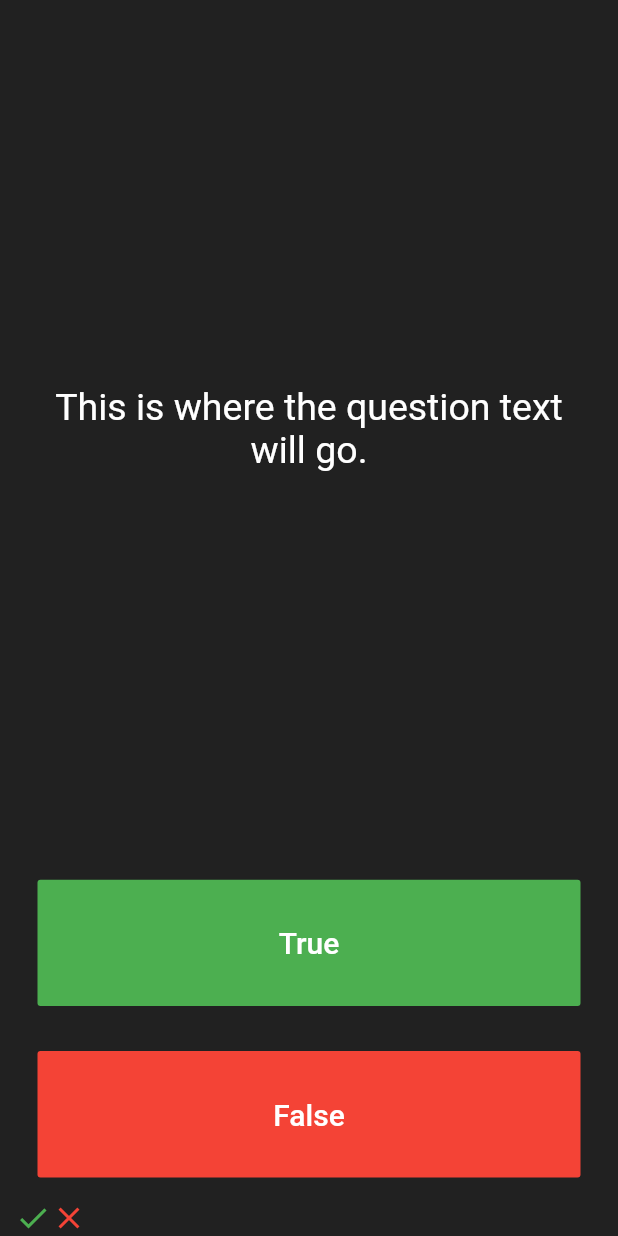
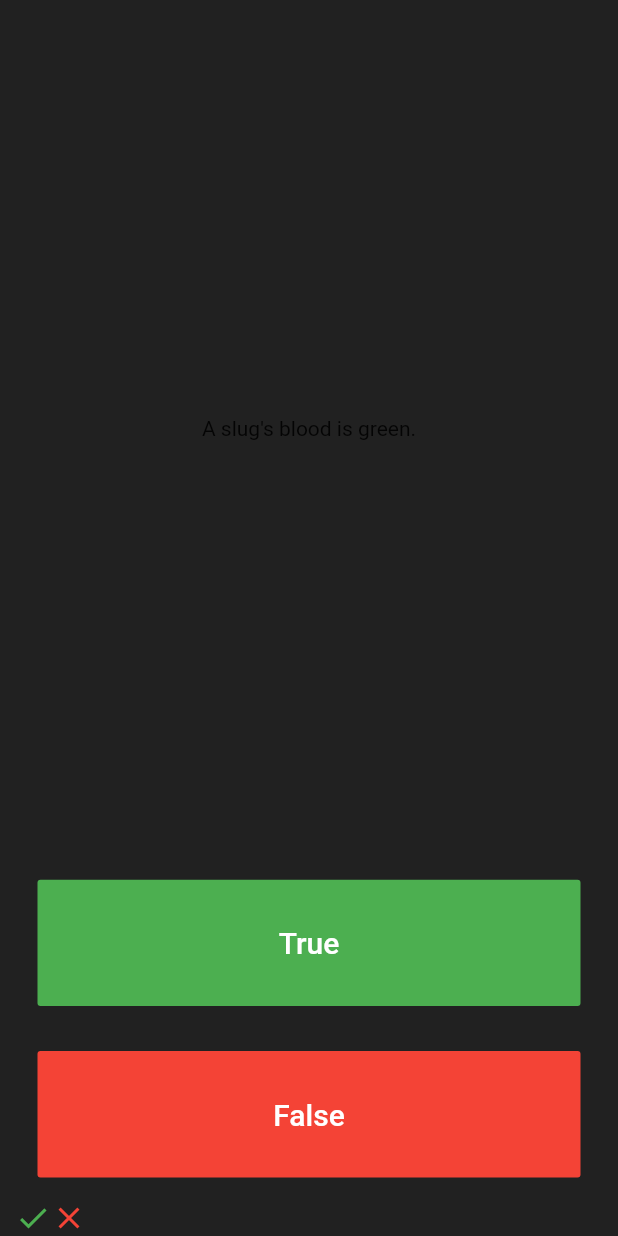
Before and after one commit to T-Davis/flutter_demos, a Flutter app: the screen it shows after launch, after a tap on "True", after a tap on "False", on a phone screen of 412 x 824 dp. Run offline on Flutter 3.47's test engine with Material 2 defaults, Android fonts, the phone set to English and light mode, and no system bars; our stand-ins replace audioplayers, google_fonts.

Commit message:
Change question on button press

```diff
--- a/quizzler-flutter/lib/main.dart
+++ b/quizzler-flutter/lib/main.dart
@@ -31,6 +31,16 @@ class _QuizPageState extends State<QuizPage> {
     'Approximately one quarter of human bones are in the feet.',
     'A slug\'s blood is green.'
   ];
+  int questionNumber = 0;
+
+  Text questionText = Text(
+    '',
+    textAlign: TextAlign.center,
+    style: TextStyle(
+      fontSize: 25.0,
+      color: Colors.white,
+    ),
+  );
 
   @override
   Widget build(BuildContext context) {
@@ -43,14 +53,7 @@ class _QuizPageState extends State<QuizPage> {
           child: Padding(
             padding: EdgeInsets.all(10.0),
             child: Center(
-              child: Text(
-                'This is where the question text will go.',
-                textAlign: TextAlign.center,
-                style: TextStyle(
-                  fontSize: 25.0,
-                  color: Colors.white,
-                ),
-              ),
+              child: questionText,
             ),
           ),
         ),
@@ -72,6 +75,14 @@ class _QuizPageState extends State<QuizPage> {
                   scoreKeeper.add(
                     Icon(Icons.check, color: Colors.green),
                   );
+                  if (questionNumber < questions.length) {
+                    questionNumber++;
+                    questionText = Text(questions[questionNumber]);
+                  }
+                  if (questionNumber >= questions.length - 1) {
+                  } else {
+                    questionText = Text('End');
+                  }
                 });
               },
             ),
@@ -94,6 +105,12 @@ class _QuizPageState extends State<QuizPage> {
                   scoreKeeper.add(
                     Icon(Icons.close, color: Colors.red),
                   );
+                  if (questionNumber < questions.length - 1) {
+                    questionNumber++;
+                    questionText = Text(questions[questionNumber]);
+                  } else {
+                    questionText = Text('End');
+                  }
                 });
               },
             ),
```
